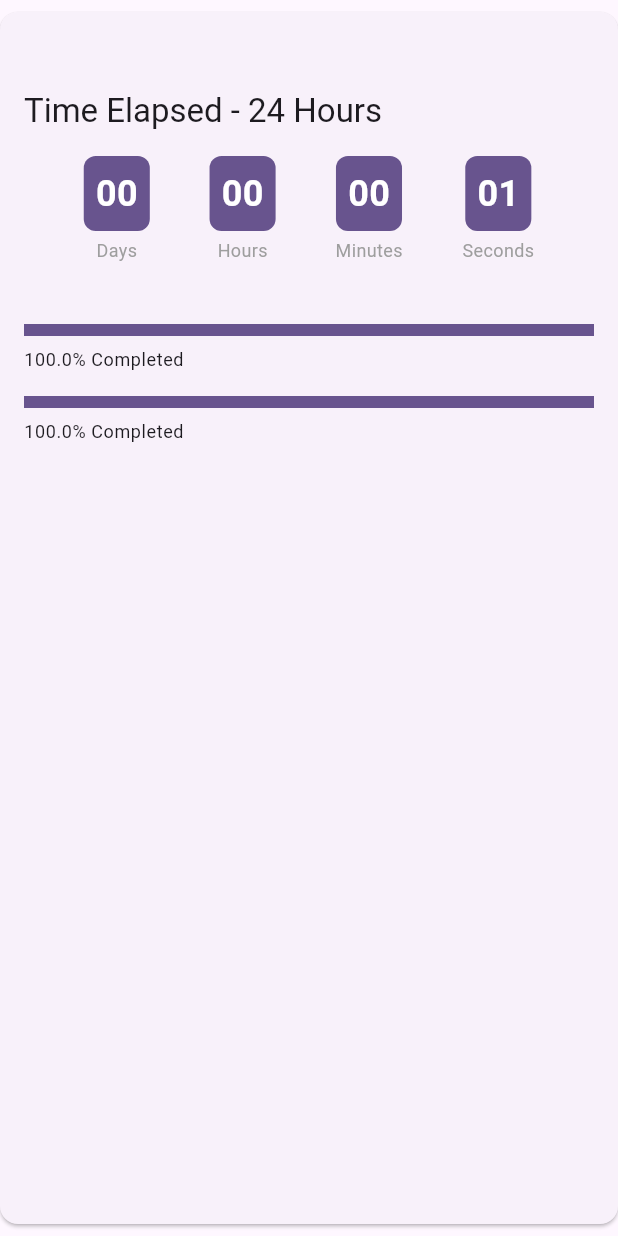
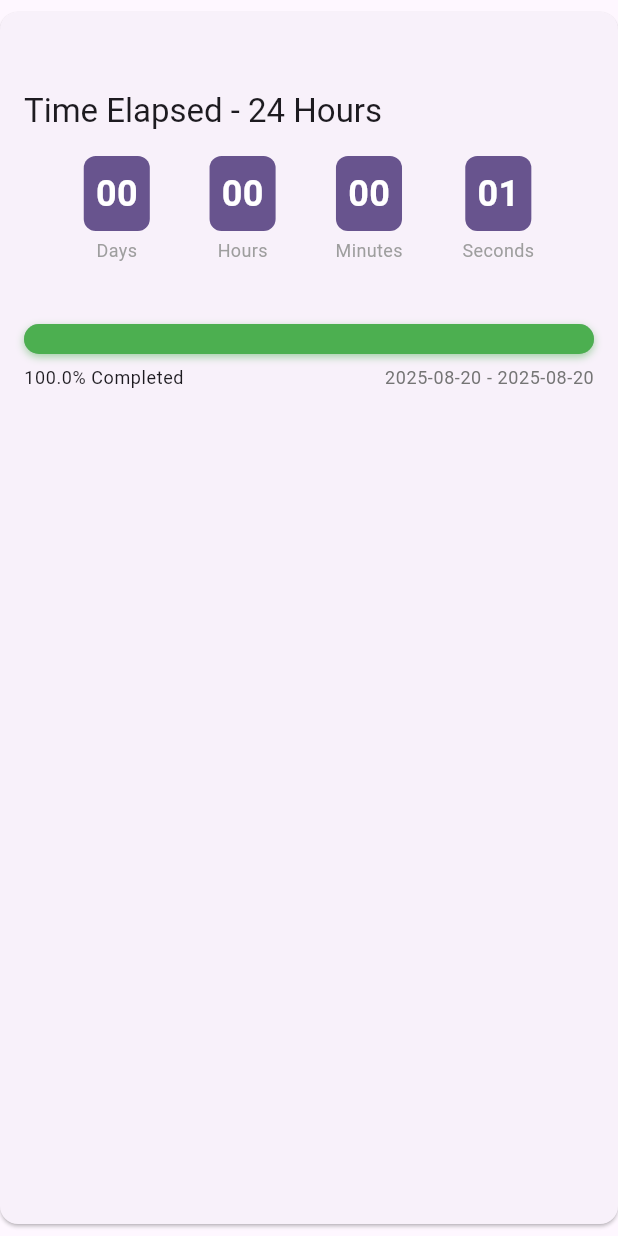
Before and after one commit to tamakooooo/habitbreaker, a Flutter app: the HabitCard widget shown alone on an empty page, opened directly with empty values, on a phone screen of 412 x 824 dp. Run offline on Flutter 3.47's test engine with Material 3 defaults, Android fonts, the phone set to English and light mode, and no system bars; our stand-ins replace equatable, fl_chart, flutter_local_notifications, flutter_riverpod, go_router, hive and 5 more; missing offline and left inert: workmanager; accounts and stored records are empty.

Commit message:
改进首页卡片进度条设计
将原来的两个重复LinearProgressIndicator替换为一个美观的自定义进度条：
1. 使用圆角设计和阴影效果提升视觉效果
2. 添加进度完成时的绿色反馈
3. 显示时间范围信息（开始日期到结束日期）
4. 优化信息布局，提高可读性

这个改进使用户界面更加现代化和直观，提升了用户体验。

🤖 Generated with [Claude Code](https://claude.ai/code)

Co-Authored-By: Claude <noreply@anthropic.com>

```diff
--- a/lib/widgets/habit_card.dart
+++ b/lib/widgets/habit_card.dart
@@ -172,25 +172,64 @@ class _HabitCardState extends State<HabitCard> {
                 style: Theme.of(context).textTheme.bodyMedium,
               ),
               const SizedBox(height: 12),
-              LinearProgressIndicator(
-                value: _progress,
-                minHeight: 8,
+              // 美观的自定义进度条
+              Container(
+                height: 20,
+                decoration: BoxDecoration(
+                  color: Colors.grey[300],
+                  borderRadius: BorderRadius.circular(10),
+                ),
+                child: Stack(
+                  children: [
+                    // 进度条背景
+                    Container(
+                      decoration: BoxDecoration(
+                        color: Theme.of(context).primaryColor.withValues(alpha: 0.3),
+                        borderRadius: BorderRadius.circular(10),
+                      ),
+                    ),
+                    // 进度条前景
+                    FractionallySizedBox(
+                      alignment: Alignment.centerLeft,
+                      widthFactor: _progress > 1.0 ? 1.0 : _progress,
+                      child: Container(
+                        decoration: BoxDecoration(
+                          color: _progress >= 1.0
+                              ? Colors.green // 完成时显示绿色
+                              : Theme.of(context).primaryColor,
+                          borderRadius: BorderRadius.circular(10),
+                          boxShadow: [
+                            BoxShadow(
+                              color: _progress >= 1.0
+                                  ? Colors.green.withValues(alpha: 0.5)
+                                  : Theme.of(context).primaryColor.withValues(alpha: 0.5),
+                              blurRadius: 4,
+                              offset: const Offset(0, 2),
+                            ),
+                          ],
+                        ),
+                      ),
+                    ),
+                  ],
+                ),
               ),
               const SizedBox(height: 8),
-              Text(
-                '${(_progress * 100).toStringAsFixed(1)}% ${AppLocalizations.of(context).completed}',
-                style: Theme.of(context).textTheme.bodySmall,
+              // 进度文本
+              Row(
+                mainAxisAlignment: MainAxisAlignment.spaceBetween,
+                children: [
+                  Text(
+                    '${(_progress * 100).toStringAsFixed(1)}% ${AppLocalizations.of(context).completed}',
+                    style: Theme.of(context).textTheme.bodySmall,
+                  ),
+                  Text(
+                    '${widget.habit.startDate.toString().split(' ')[0]} - ${widget.habit.targetEndDate.toString().split(' ')[0]}',
+                    style: Theme.of(context).textTheme.bodySmall?.copyWith(
+                      color: Colors.grey[600],
+                    ),
+                  ),
+                ],
               ),
-              const SizedBox(height: 16),
-              LinearProgressIndicator(
-                value: _progress,
-                minHeight: 8,
-              ),
-              const SizedBox(height: 8),
-              Text(
-                '${(_progress * 100).toStringAsFixed(1)}% ${AppLocalizations.of(context).completed}',
-                style: Theme.of(context).textTheme.bodySmall,
-              )
             ],
           ),
         ),
```
